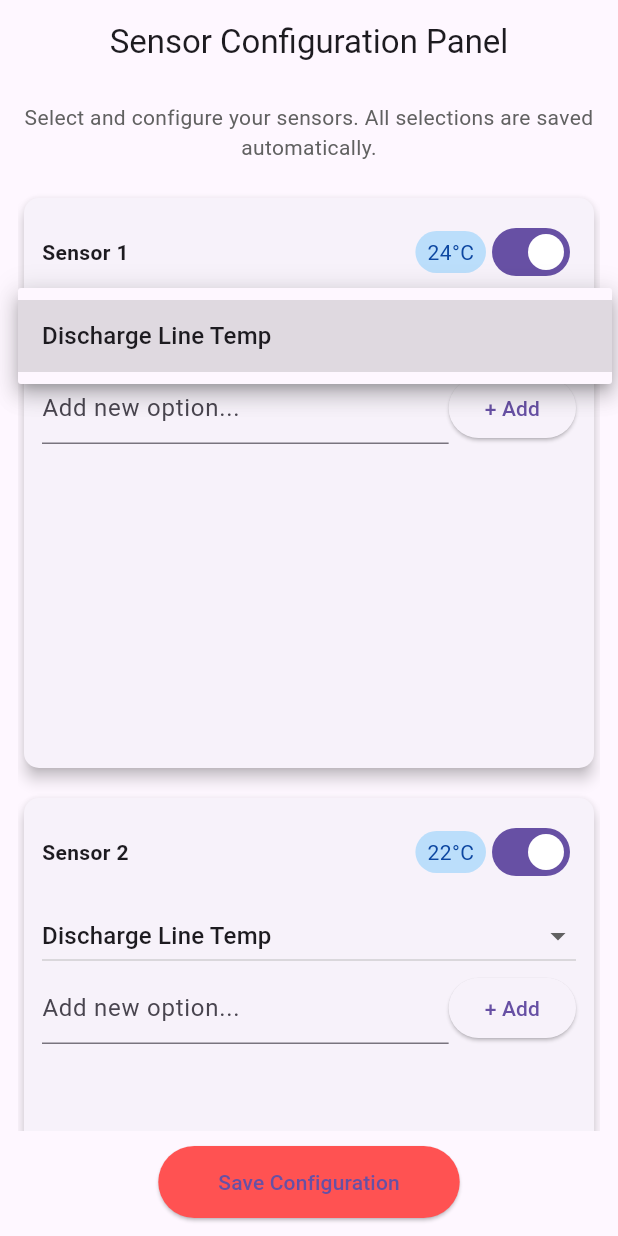
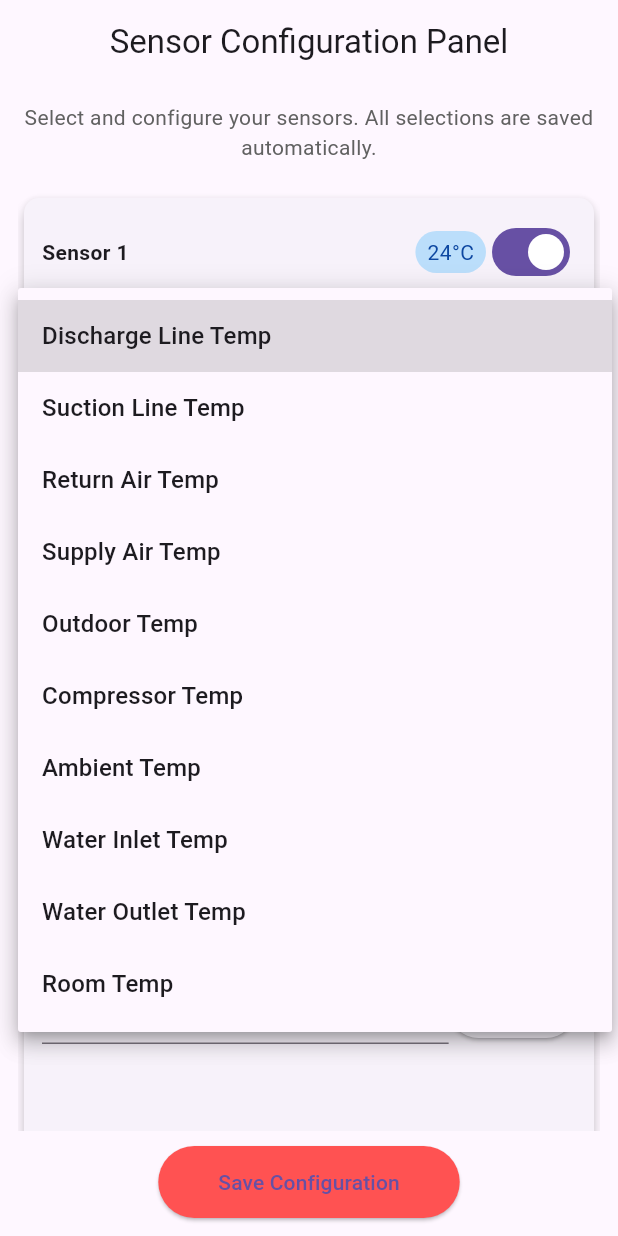
Before and after one commit to CodeWithAmmar1/Alert-Master-Plus, a Flutter app: the screen it shows after launch, after a tap on "Discharge Line Temp", on a phone screen of 412 x 824 dp. Run offline on Flutter 3.47's test engine with Material 3 defaults, Android fonts, the phone set to English and light mode, and no system bars.

Commit message:
update ui of homepage

```diff
--- a/lib/main.dart
+++ b/lib/main.dart
@@ -11,6 +11,7 @@ class MyApp extends StatelessWidget {
   @override
   Widget build(BuildContext context) {
     return MaterialApp(
+      debugShowCheckedModeBanner: false,
       home: const HomePage(),
     );
   }
--- a/lib/view/home_page/home_page.dart
+++ b/lib/view/home_page/home_page.dart
@@ -8,18 +8,24 @@ class HomePage extends StatefulWidget {
 }
 
 class _HomePageState extends State<HomePage> {
- final List<String> defaultOptions = ['Discharge Line Temp'];
+  final List<String> defaultOptions = [
+    'Discharge Line Temp',
+    'Suction Line Temp',
+    'Return Air Temp',
+    'Supply Air Temp',
+    'Outdoor Temp',
+    'Compressor Temp',
+    'Ambient Temp',
+    'Water Inlet Temp',
+    'Water Outlet Temp',
+    'Room Temp',
+  ];
   final int sensorCount = 4;
   final Map<int, List<String>> dropdownOptions = {};
   final Map<int, String?> selectedValues = {};
   final Map<int, TextEditingController> controllers = {};
   final Map<int, bool> sensorStatus = {};
-  final Map<int, double> sensorTemps = {
-    1: 24,
-    2: 22,
-    3: 26,
-    4: 23,
-  };
+  final Map<int, double> sensorTemps = {1: 24, 2: 22, 3: 26, 4: 23};
 
   @override
   void initState() {
@@ -42,8 +48,10 @@ class _HomePageState extends State<HomePage> {
           children: [
             Row(
               children: [
-                Text('Sensor $sensorId',
-                    style: TextStyle(fontWeight: FontWeight.bold)),
+                Text(
+                  'Sensor $sensorId',
+                  style: TextStyle(fontWeight: FontWeight.bold),
+                ),
                 Spacer(),
                 Container(
                   padding: EdgeInsets.symmetric(horizontal: 8, vertical: 4),
@@ -70,9 +78,10 @@ class _HomePageState extends State<HomePage> {
             DropdownButton<String>(
               isExpanded: true,
               value: selectedValues[sensorId],
-              items: dropdownOptions[sensorId]!
-                  .map((e) => DropdownMenuItem(value: e, child: Text(e)))
-                  .toList(),
+              items:
+                  dropdownOptions[sensorId]!
+                      .map((e) => DropdownMenuItem(value: e, child: Text(e)))
+                      .toList(),
               onChanged: (val) {
                 setState(() {
                   selectedValues[sensorId] = val;
@@ -84,9 +93,7 @@ class _HomePageState extends State<HomePage> {
                 Expanded(
                   child: TextField(
                     controller: controllers[sensorId],
-                    decoration: InputDecoration(
-                      hintText: 'Add new option...',
-                    ),
+                    decoration: InputDecoration(hintText: 'Add new option...'),
                   ),
                 ),
                 ElevatedButton(
@@ -103,7 +110,7 @@ class _HomePageState extends State<HomePage> {
                   child: Text('+ Add'),
                 ),
               ],
-            )
+            ),
           ],
         ),
       ),
@@ -139,7 +146,10 @@ class _HomePageState extends State<HomePage> {
                 childAspectRatio: 1,
                 mainAxisSpacing: 12,
                 crossAxisSpacing: 12,
-                children: List.generate(sensorCount, (i) => buildSensorCard(i + 1)),
+                children: List.generate(
+                  sensorCount,
+                  (i) => buildSensorCard(i + 1),
+                ),
               ),
             ),
             SizedBox(height: 10),
@@ -149,9 +159,9 @@ class _HomePageState extends State<HomePage> {
                 padding: EdgeInsets.symmetric(horizontal: 40, vertical: 14),
               ),
               onPressed: () {
-                ScaffoldMessenger.of(context).showSnackBar(
-                  SnackBar(content: Text('Configuration saved')),
-                );
+                ScaffoldMessenger.of(
+                  context,
+                ).showSnackBar(SnackBar(content: Text('Configuration saved')));
               },
               child: Text('Save Configuration'),
             ),
```
